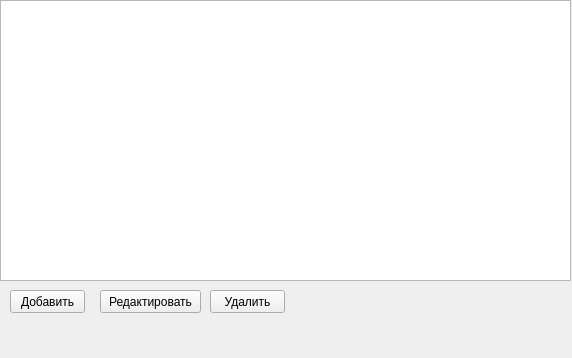
Old version of the form faces/company.ui in the repository vanobl/counter.
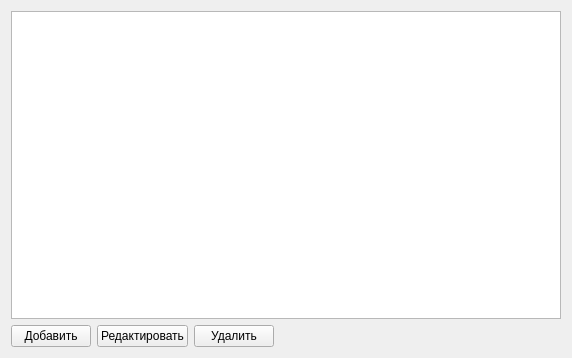
New version of the form.

What changed in the file:
```diff
--- a/faces/company.ui
+++ b/faces/company.ui
@@ -13,55 +13,53 @@
   <property name="windowTitle">
    <string>Form</string>
   </property>
-  <widget class="QListWidget" name="list_company">
-   <property name="geometry">
-    <rect>
-     <x>0</x>
-     <y>0</y>
-     <width>571</width>
-     <height>281</height>
-    </rect>
-   </property>
-  </widget>
+  <layout class="QGridLayout" name="gridLayout">
+   <item row="0" column="0">
+    <layout class="QVBoxLayout" name="verticalLayout">
+     <item>
+      <widget class="QListWidget" name="list_company"/>
+     </item>
+     <item>
+      <layout class="QHBoxLayout" name="horizontalLayout">
+       <item>
   <widget class="QPushButton" name="btn_add">
-   <property name="geometry">
-    <rect>
-     <x>10</x>
-     <y>290</y>
-     <width>75</width>
-     <height>23</height>
-    </rect>
-   </property>
    <property name="text">
     <string>Добавить</string>
    </property>
   </widget>
+       </item>
+       <item>
   <widget class="QPushButton" name="btn_changed">
-   <property name="geometry">
-    <rect>
-     <x>100</x>
-     <y>290</y>
-     <width>101</width>
-     <height>23</height>
-    </rect>
-   </property>
    <property name="text">
     <string>Редактировать</string>
    </property>
   </widget>
+       </item>
+       <item>
   <widget class="QPushButton" name="btn_delete">
-   <property name="geometry">
-    <rect>
-     <x>210</x>
-     <y>290</y>
-     <width>75</width>
-     <height>23</height>
-    </rect>
-   </property>
    <property name="text">
     <string>Удалить</string>
    </property>
   </widget>
+       </item>
+       <item>
+        <spacer name="horizontalSpacer">
+         <property name="orientation">
+          <enum>Qt::Horizontal</enum>
+         </property>
+         <property name="sizeHint" stdset="0">
+          <size>
+           <width>40</width>
+           <height>20</height>
+          </size>
+         </property>
+        </spacer>
+       </item>
+      </layout>
+     </item>
+    </layout>
+   </item>
+  </layout>
  </widget>
  <resources/>
  <connections/>
```
Lines whose indentation alone changed are shown as unchanged.
